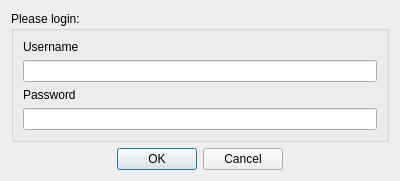
metamarcdw/metamarket, file qtui/login_dialog.ui: the form before one commit.
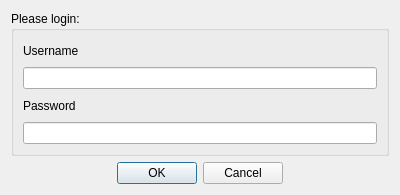
The form after the commit.

What changed in the file:
```diff
--- a/qtui/login_dialog.ui
+++ b/qtui/login_dialog.ui
@@ -7,7 +7,7 @@
     <x>0</x>
     <y>0</y>
     <width>400</width>
-    <height>180</height>
+    <height>195</height>
    </rect>
   </property>
   <property name="windowTitle">
```
Left out of the diff: 12 changed lines with no effect on the pictures.
